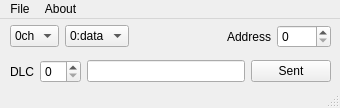
First picture: the form in src/can_commu_gui/can_commu_gui/window.ui, repository rei512/ROS2_dev, before the edit.
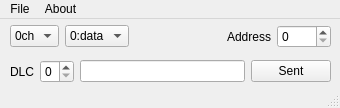
Second picture: the form after the edit.

```diff
--- a/src/can_commu_gui/can_commu_gui/window.ui
+++ b/src/can_commu_gui/can_commu_gui/window.ui
@@ -136,6 +136,9 @@
          <property name="statusTip">
           <string>Data Length Code</string>
          </property>
+         <property name="maximum">
+          <number>8</number>
+         </property>
         </widget>
        </item>
        <item>
```
Left out of the diff: 8 changed lines with no effect on the pictures.
